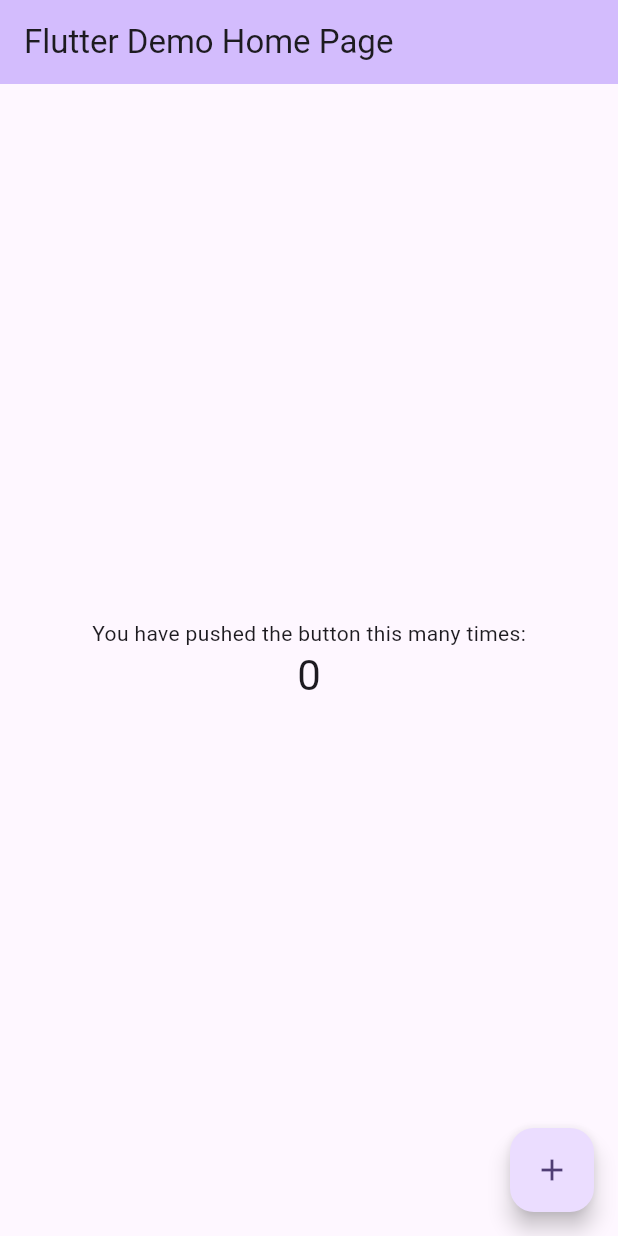
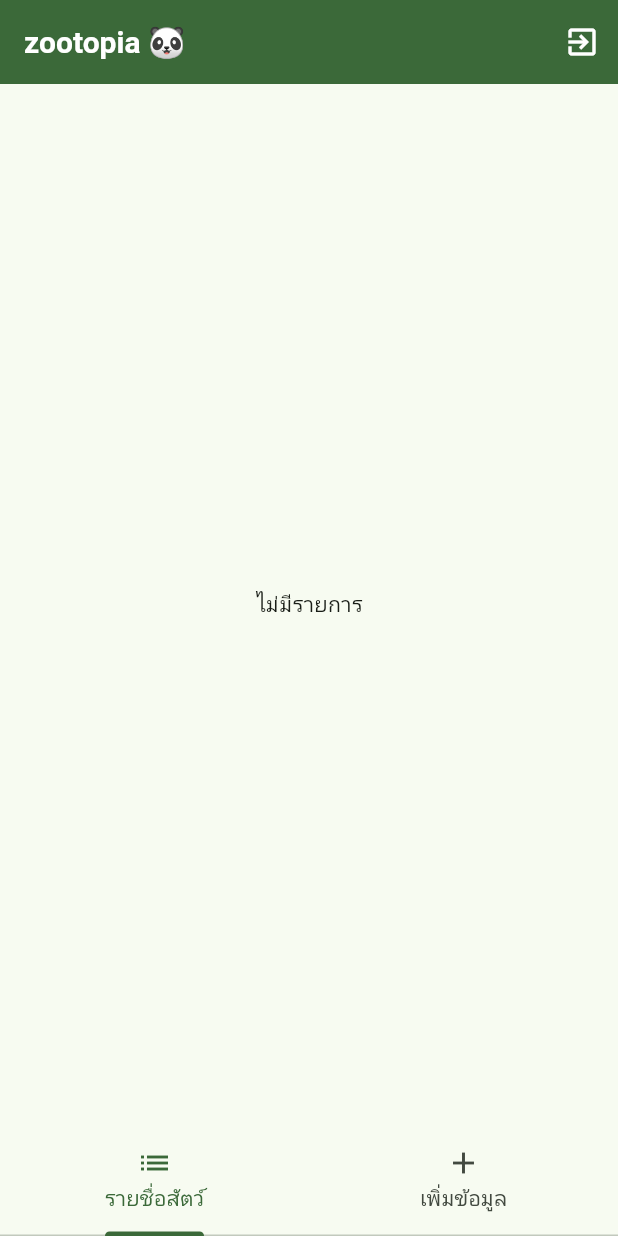
Before and after one commit to witchayada65314669/zootopia, a Flutter app: the screen it shows after launch, on a phone screen of 412 x 824 dp. Run offline on Flutter 3.47's test engine with Material 3 defaults, Android fonts, the light colour scheme and no system bars; our stand-ins replace sembast.

Commit message:
first commit

```diff
--- /dev/null
+++ b/devtools_options.yaml
@@ -0,0 +1,3 @@
+description: This file stores settings for Dart & Flutter DevTools.
+documentation: https://docs.flutter.dev/tools/devtools/extensions#configure-extension-enablement-states
+extensions:
--- a/lib/main.dart
+++ b/lib/main.dart
@@ -1,4 +1,8 @@
+import 'package:account/screens/form_screen.dart';
+import 'package:account/screens/home_screen.dart';
 import 'package:flutter/material.dart';
+import 'package:provider/provider.dart';
+import 'package:account/provider/transaction_provider.dart';
 
 void main() {
   runApp(const MyApp());
@@ -10,116 +14,56 @@
   // This widget is the root of your application.
   @override
   Widget build(BuildContext context) {
-    return MaterialApp(
+    return MultiProvider(
+      providers: [
+        ChangeNotifierProvider(create: (context) {
+          return TransactionProvider();
+        }),
+      ],
+      child: MaterialApp(
         title: 'Flutter Demo',
         theme: ThemeData(
-        // This is the theme of your application.
-        //
-        // TRY THIS: Try running your application with "flutter run". You'll see
-        // the application has a purple toolbar. Then, without quitting the app,
-        // try changing the seedColor in the colorScheme below to Colors.green
-        // and then invoke "hot reload" (save your changes or press the "hot
-        // reload" button in a Flutter-supported IDE, or press "r" if you used
-        // the command line to start the app).
-        //
-        // Notice that the counter didn't reset back to zero; the application
-        // state is not lost during the reload. To reset the state, use hot
-        // restart instead.
-        //
-        // This works for code too, not just values: Most code changes can be
-        // tested with just a hot reload.
-        colorScheme: ColorScheme.fromSeed(seedColor: Colors.deepPurple),
+          colorScheme: ColorScheme.fromSeed(seedColor: const Color.fromARGB(255, 10, 71, 19)),
           useMaterial3: true,
         ),
-      home: const MyHomePage(title: 'Flutter Demo Home Page'),
+        home: const MyHomePage(),
+      ),
     );
   }
 }
 
 class MyHomePage extends StatefulWidget {
-  const MyHomePage({super.key, required this.title});
-
-  // This widget is the home page of your application. It is stateful, meaning
-  // that it has a State object (defined below) that contains fields that affect
-  // how it looks.
-
-  // This class is the configuration for the state. It holds the values (in this
-  // case the title) provided by the parent (in this case the App widget) and
-  // used by the build method of the State. Fields in a Widget subclass are
-  // always marked "final".
-
-  final String title;
+  const MyHomePage({super.key});
 
   @override
   State<MyHomePage> createState() => _MyHomePageState();
 }
 
 class _MyHomePageState extends State<MyHomePage> {
-  int _counter = 0;
-
-  void _incrementCounter() {
-    setState(() {
-      // This call to setState tells the Flutter framework that something has
-      // changed in this State, which causes it to rerun the build method below
-      // so that the display can reflect the updated values. If we changed
-      // _counter without calling setState(), then the build method would not be
-      // called again, and so nothing would appear to happen.
-      _counter++;
-    });
+  @override
+  void initState() {
+    // TODO: implement initState
+    super.initState();
+    Provider.of<TransactionProvider>(context, listen: false).initData();
   }
 
   @override
   Widget build(BuildContext context) {
-    // This method is rerun every time setState is called, for instance as done
-    // by the _incrementCounter method above.
-    //
-    // The Flutter framework has been optimized to make rerunning build methods
-    // fast, so that you can just rebuild anything that needs updating rather
-    // than having to individually change instances of widgets.
-    return Scaffold(
-      appBar: AppBar(
-        // TRY THIS: Try changing the color here to a specific color (to
-        // Colors.amber, perhaps?) and trigger a hot reload to see the AppBar
-        // change color while the other colors stay the same.
-        backgroundColor: Theme.of(context).colorScheme.inversePrimary,
-        // Here we take the value from the MyHomePage object that was created by
-        // the App.build method, and use it to set our appbar title.
-        title: Text(widget.title),
-      ),
-      body: Center(
-        // Center is a layout widget. It takes a single child and positions it
-        // in the middle of the parent.
-        child: Column(
-          // Column is also a layout widget. It takes a list of children and
-          // arranges them vertically. By default, it sizes itself to fit its
-          // children horizontally, and tries to be as tall as its parent.
-          //
-          // Column has various properties to control how it sizes itself and
-          // how it positions its children. Here we use mainAxisAlignment to
-          // center the children vertically; the main axis here is the vertical
-          // axis because Columns are vertical (the cross axis would be
-          // horizontal).
-          //
-          // TRY THIS: Invoke "debug painting" (choose the "Toggle Debug Paint"
-          // action in the IDE, or press "p" in the console), to see the
-          // wireframe for each widget.
-          mainAxisAlignment: MainAxisAlignment.center,
-          children: <Widget>[
-            const Text(
-              'You have pushed the button this many times:',
-            ),
-            Text(
-              '$_counter',
-              style: Theme.of(context).textTheme.headlineMedium,
-            ),
+    return DefaultTabController(
+        length: 2,
+        child: Scaffold(
+          body: TabBarView(
+            children: [
+              const HomeScreen(),
+              FormScreen(),
             ],
           ),
+          bottomNavigationBar: const TabBar(
+            tabs: [
+              Tab(text: "รายชื่อสัตว์", icon: Icon(Icons.list),),
+              Tab(text: "เพิ่มข้อมูล", icon: Icon(Icons.add),),
+            ],
           ),
-      floatingActionButton: FloatingActionButton(
-        onPressed: _incrementCounter,
-        tooltip: 'Increment',
-        child: const Icon(Icons.add),
-      ), // This trailing comma makes auto-formatting nicer for build methods.
-    );
+        ));
   }
 }
--- /dev/null
+++ b/lib/models/transactions.dart
@@ -0,0 +1,13 @@
+class Transactions {
+  final int? keyID;
+  final String title;
+  final double amount;
+  final DateTime date;
+
+  Transactions({
+    this.keyID,
+    required this.title,
+    required this.amount,
+    required this.date,
+  });
+}
--- /dev/null
+++ b/lib/screens/home_screen.dart
@@ -0,0 +1,88 @@
+import 'package:account/provider/transaction_provider.dart';
+import 'package:account/screens/edit_screen.dart';
+import 'package:flutter/material.dart';
+import 'package:flutter/services.dart';
+import 'package:intl/intl.dart';
+import 'package:provider/provider.dart';
+
+class HomeScreen extends StatefulWidget {
+  const HomeScreen({super.key});
+
+  @override
+  State<HomeScreen> createState() => _HomeScreenState();
+}
+
+class _HomeScreenState extends State<HomeScreen> {
+  @override
+  Widget build(BuildContext context) {
+    return Scaffold(
+        appBar: AppBar(
+          backgroundColor: Theme.of(context).colorScheme.primary,
+          title: const Text("zootopia 🐼"),
+          titleTextStyle: const TextStyle(
+            color: Colors.white,
+            fontSize: 20,
+            fontWeight: FontWeight.bold,
+          ),
+          actions: [
+            IconButton(
+              icon: const Icon(Icons.exit_to_app),
+              color: Colors.white,
+              onPressed: () {
+                SystemNavigator.pop();
+              },
+            ),
+          ],
+        ),
+        body: Consumer(
+          builder: (context, TransactionProvider provider, Widget? child) {
+            if (provider.transactions.isEmpty) {
+              return const Center(
+                child: Text('ไม่มีรายการ'),
+              );
+            } else {
+              return ListView.builder(
+                itemCount: provider.transactions.length,
+                itemBuilder: (context, index) {
+                  var statement = provider.transactions[index];
+                  return Card(
+                    elevation: 5,
+                    margin:
+                        const EdgeInsets.symmetric(vertical: 5, horizontal: 8),
+                    child: ListTile(
+                      title: Text(statement.title),
+                      subtitle: Text(DateFormat('dd MMM yyyy hh:mm:ss')
+                          .format(statement.date)),
+                      leading: CircleAvatar(
+                        radius: 30,
+                        child: FittedBox(
+                          child: Text('${statement.amount}'),
+                        ),
+                      ),
+                      trailing: IconButton(
+                        icon: const Icon(Icons.delete),
+                        onPressed: () {
+                          provider.deleteTransaction(statement.keyID);
+                        },
+                      ),
+                      onTap: () {
+                        Navigator.push(
+                          context,
+                          MaterialPageRoute(
+                            builder: (context) {
+                              return EditScreen(statement: statement);
+                            },
+                          ),
+                        );
+                      },
+                    ),
+                  );
+                },
+              );
+            }
+          },
+        )
+        // This trailing comma makes auto-formatting nicer for build methods.
+        );
+  }
+}
```
Also changed, not shown: lib/databases/transaction_db.dart (added, +69 -0 lines), lib/provider/transaction_provider.dart (added, +41 -0 lines), lib/screens/edit_screen.dart (added, +96 -0 lines), lib/screens/form_screen.dart (added, +85 -0 lines), pubspec.yaml (+8 -3 lines), pubspec.lock, 3 other files. Lines whose indentation alone changed are shown as unchanged.
